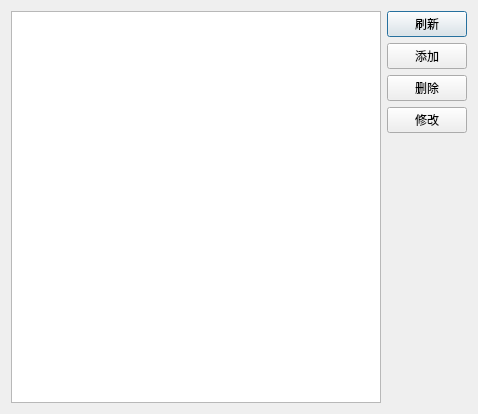
This is ui_app/drug_attribute.ui in live1089/pharmacy_system as Qt 5 draws it before an edit. The edited form follows.
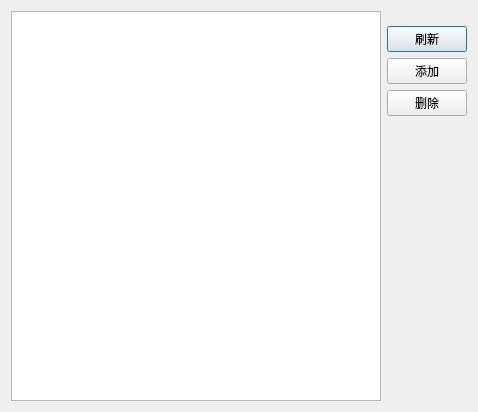
This is the edited form.

The edit to the form file:
```diff
--- a/ui_app/drug_attribute.ui
+++ b/ui_app/drug_attribute.ui
@@ -39,13 +39,6 @@
          </property>
         </widget>
        </item>
-       <item>
-        <widget class="QPushButton" name="modify_btn">
-         <property name="text">
-          <string>修改</string>
-         </property>
-        </widget>
-       </item>
        <item>
         <spacer name="verticalSpacer">
          <property name="orientation">
```
